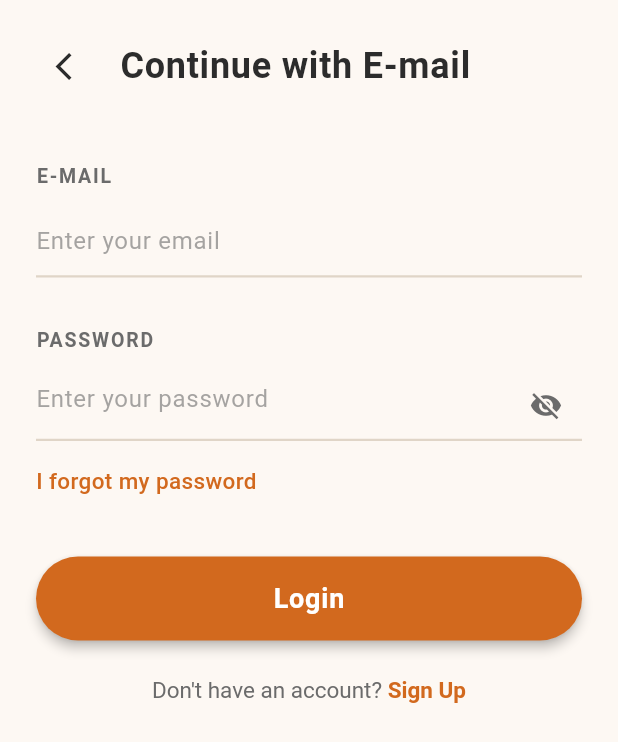
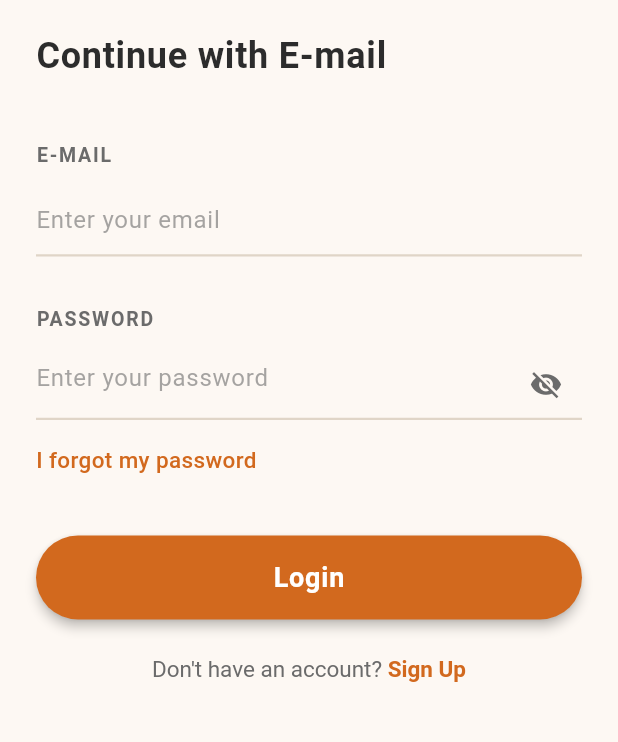
Before and after one commit to 9848588346Ra/Handicraft-Online-Store, a Flutter app: the screen it shows after launch, after a tap on "Get Started", on a phone screen of 412 x 824 dp. Shown: the top 742 px of the screen. Run offline on Flutter 3.47's test engine with Material 3 defaults, Android fonts, the phone set to English and light mode, and no system bars; our stand-ins replace hive, hive_flutter; accounts and stored records are empty.

Commit message:
simple change

```diff
--- a/lib/presentation/screens/login_screen.dart
+++ b/lib/presentation/screens/login_screen.dart
@@ -97,16 +97,8 @@ class _LoginScreenState extends State<LoginScreen> {
               child: Column(
                 crossAxisAlignment: CrossAxisAlignment.start,
                 children: [
-                  // Back Button + Title Row
+                  // Title
                   const SizedBox(height: 20),
-                  Row(
-                    children: [
-                      IconButton(
-                        icon: const Icon(Icons.arrow_back_ios, size: 22),
-                        color: HandicraftColors.textPrimary,
-                        onPressed: () => Navigator.pop(context),
-                      ),
-                      const SizedBox(width: 8),
                   const Text(
                     "Continue with E-mail",
                     style: TextStyle(
@@ -115,8 +107,6 @@ class _LoginScreenState extends State<LoginScreen> {
                       color: HandicraftColors.textPrimary,
                       letterSpacing: 0.5,
                     ),
-                      )
-                    ],
                   ),
 
                   const SizedBox(height: 40),
```
Lines whose indentation alone changed are shown as unchanged.
